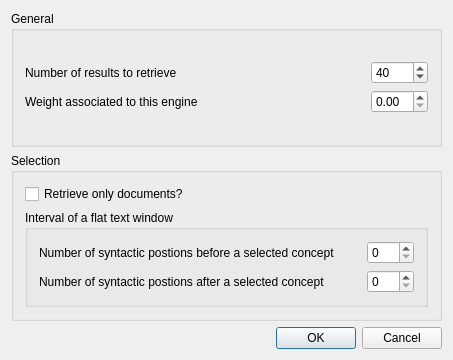
pfrancq/galilei, file xmlengine/frontend/qt/genginexml.ui: the form before one commit.
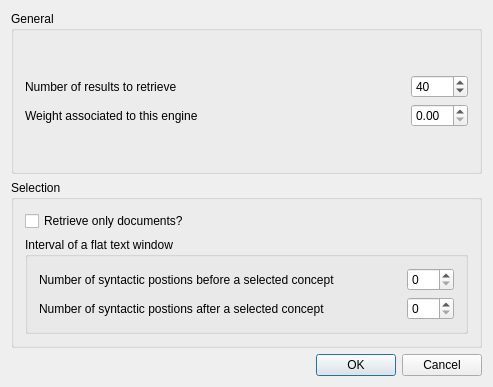
The form after the commit.

Patch:
```diff
--- a/xmlengine/frontend/qt/genginexml.ui
+++ b/xmlengine/frontend/qt/genginexml.ui
@@ -6,8 +6,8 @@
    <rect>
     <x>0</x>
     <y>0</y>
-    <width>453</width>
-    <height>360</height>
+    <width>493</width>
+    <height>387</height>
    </rect>
   </property>
   <property name="sizePolicy">
```
Left out of the diff: 35 changed lines with no effect on the pictures.
